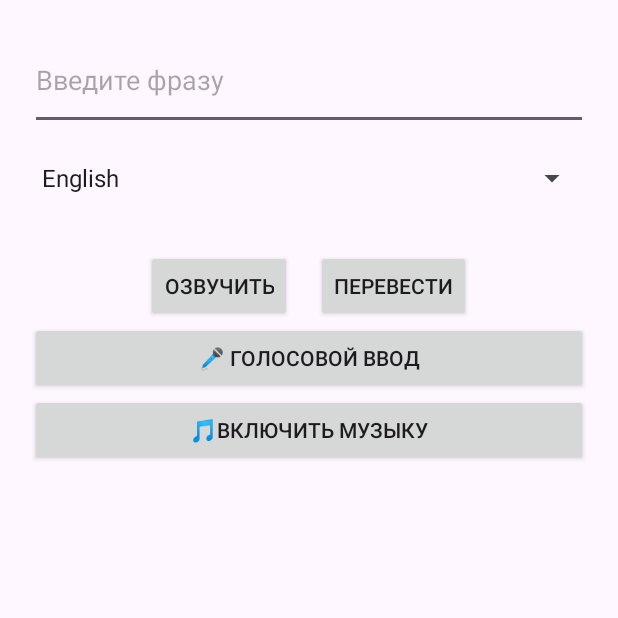
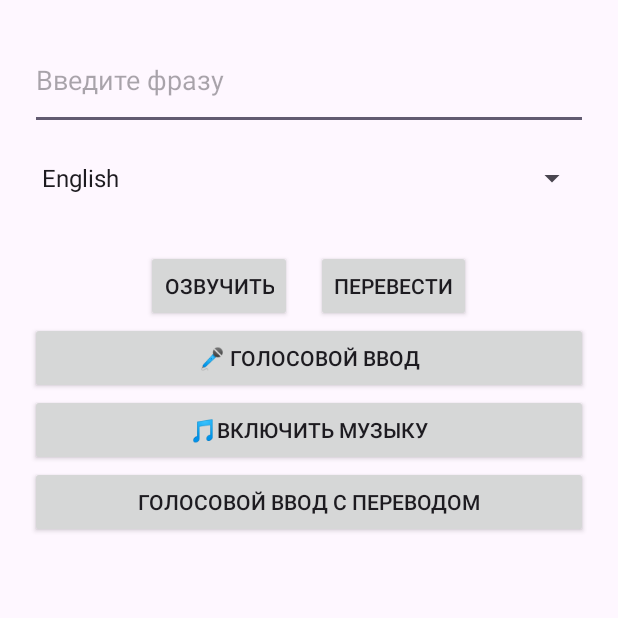
Before and after one commit to Yqshh/TextToSpeach, an Android app: the screen it shows after launch (MainActivity), after a tap on "ОЗВУЧИТЬ", on a phone screen of 412 x 824 dp, the top half of it. Run offline under Robolectric (Android 15) with nearby library versions, the phone set to English and light mode, and no system bars; libraries missing offline, so code that uses them is left out: com.google.mlkit.nl.

Commit message:
AutoVoiceTranslate

```diff
--- a/app/src/main/AndroidManifest.xml
+++ b/app/src/main/AndroidManifest.xml
@@ -20,6 +20,11 @@
                 <category android:name="android.intent.category.LAUNCHER" />
             </intent-filter>
         </activity>
+        <activity
+            android:name=".VoiceTranslateActivity"
+            android:exported="true"
+            android:label="Voice Translate"/>
+
     </application>
 
 </manifest>
--- a/app/src/main/java/com/example/texttospeach/MainActivity.java
+++ b/app/src/main/java/com/example/texttospeach/MainActivity.java
@@ -6,8 +6,6 @@ import android.media.MediaPlayer;
 import android.os.Bundle;
 import android.os.Handler;
 import android.speech.RecognizerIntent;
-import android.util.Log;
-import android.widget.ArrayAdapter;
 import android.widget.Button;
 import android.widget.EditText;
 import android.widget.Spinner;
@@ -31,12 +29,13 @@ public class MainActivity extends Activity {
     private Button translateButton;
     private Button toggleMusicButton;
     private Button voiceInputButton;
+    private Button voiceInputWithTranslateButton; // NEW: opens separate screen
     private EditText editText;
     private Spinner langSpinner;
     private TTSManager ttsManager;
     private MediaPlayer mediaPlayer;
-    private boolean isPlaying = false; // состояние музыки
-    private int lastPosition = 0;      // позиция воспроизведения
+    private boolean isPlaying = false;
+    private int lastPosition = 0;
 
     @Override
     protected void onCreate(Bundle savedInstanceState) {
@@ -48,41 +47,34 @@ public class MainActivity extends Activity {
         translateButton = findViewById(R.id.translate_btn);
         toggleMusicButton = findViewById(R.id.toggle_music);
         voiceInputButton = findViewById(R.id.voice_input_btn);
+        voiceInputWithTranslateButton = findViewById(R.id.voice_input_with_translate_btn); // ensure this id exists in layout
         langSpinner = findViewById(R.id.lang_spinner);
 
         ttsManager = new TTSManager();
 
-        // Инициализация MediaPlayer
+        // MediaPlayer init
         mediaPlayer = MediaPlayer.create(this, R.raw.music);
         mediaPlayer.setLooping(true);
         mediaPlayer.setVolume(0.3f, 0.3f);
 
-        // Озвучивание текста
+        // Speak text
         speakNowButton.setOnClickListener(v -> {
             String text = editText.getText().toString();
             String selectedLang = langSpinner.getSelectedItem().toString();
 
-            Locale locale;
-            if (selectedLang.equals("Русский")) {
-                locale = new Locale("ru", "RU");
-            } else {
-                locale = Locale.US;
-            }
-
+            Locale locale = selectedLang.equals("Русский") ? new Locale("ru", "RU") : Locale.US;
             ttsManager.init(MainActivity.this, locale);
 
-            new Handler().postDelayed(() -> {
-                ttsManager.speak(text);
-            }, 100);
+            new Handler().postDelayed(() -> ttsManager.speak(text), 100);
         });
 
-        // Перевод текста вручную
+        // Manual translate (kept working)
         translateButton.setOnClickListener(v -> {
             String text = editText.getText().toString();
             autoTranslateAndSpeak(text);
         });
 
-        // Управление музыкой одной кнопкой (с запоминанием позиции)
+        // Music toggle
         toggleMusicButton.setOnClickListener(v -> {
             if (mediaPlayer != null) {
                 if (isPlaying) {
@@ -99,10 +91,17 @@ public class MainActivity extends Activity {
             }
         });
 
-        // Голосовой ввод
+        // Voice input (kept working, but no auto-translation here)
         voiceInputButton.setOnClickListener(v -> startVoiceInput());
+
+        // NEW: Voice input with auto-translation opens separate activity
+        voiceInputWithTranslateButton.setOnClickListener(v -> {
+            Intent intent = new Intent(MainActivity.this, VoiceTranslateActivity.class);
+            startActivity(intent);
+        });
     }
 
+    // Voice input flow (no auto-translate here)
     private void startVoiceInput() {
         Intent intent = new Intent(RecognizerIntent.ACTION_RECOGNIZE_SPEECH);
         intent.putExtra(RecognizerIntent.EXTRA_LANGUAGE_MODEL,
@@ -117,6 +116,7 @@ public class MainActivity extends Activity {
         }
     }
 
+    // Result: only set text; do NOT auto-translate here
     @Override
     protected void onActivityResult(int requestCode, int resultCode, Intent data) {
         super.onActivityResult(requestCode, resultCode, data);
@@ -126,13 +126,12 @@ public class MainActivity extends Activity {
             if (result != null && !result.isEmpty()) {
                 String recognizedText = result.get(0);
                 editText.setText(recognizedText);
-                // сразу переводим и озвучиваем
-                autoTranslateAndSpeak(recognizedText);
+                // intentionally no autoTranslateAndSpeak() here
             }
         }
     }
 
-    // --- Автоматический перевод и озвучивание ---
+    // Manual translate + speak (kept in main screen for Translate button)
     private void autoTranslateAndSpeak(String text) {
         if (text == null || text.isEmpty()) return;
 
@@ -159,24 +158,19 @@ public class MainActivity extends Activity {
                     Translator translator = Translation.getClient(options);
 
                     translator.downloadModelIfNeeded()
-                            .addOnSuccessListener(unused -> {
-                                translator.translate(text)
-                                        .addOnSuccessListener(translatedText -> {
-                                            editText.setText(translatedText);
-                                            ttsManager.init(MainActivity.this, targetLocale);
-                                            ttsManager.speak(translatedText);
-                                        })
-                                        .addOnFailureListener(e -> {
-                                            editText.setText("Ошибка перевода: " + e.getMessage());
-                                        });
-                            })
-                            .addOnFailureListener(e -> {
-                                Toast.makeText(this, "Ошибка загрузки модели", Toast.LENGTH_SHORT).show();
-                            });
+                            .addOnSuccessListener(unused -> translator.translate(text)
+                                    .addOnSuccessListener(translatedText -> {
+                                        editText.setText(translatedText);
+                                        ttsManager.init(MainActivity.this, targetLocale);
+                                        ttsManager.speak(translatedText);
+                                    })
+                                    .addOnFailureListener(e ->
+                                            editText.setText("Ошибка перевода: " + e.getMessage())))
+                            .addOnFailureListener(e ->
+                                    Toast.makeText(this, "Ошибка загрузки модели", Toast.LENGTH_SHORT).show());
                 })
-                .addOnFailureListener(e -> {
-                    Toast.makeText(this, "Ошибка определения языка", Toast.LENGTH_SHORT).show();
-                });
+                .addOnFailureListener(e ->
+                        Toast.makeText(this, "Ошибка определения языка", Toast.LENGTH_SHORT).show());
     }
 
     @Override
--- a/app/src/main/res/layout/activity_main.xml
+++ b/app/src/main/res/layout/activity_main.xml
@@ -54,6 +54,13 @@
         android:layout_height="wrap_content"
         android:text="🎵Включить музыку"/>
 
+    <Button
+        android:id="@+id/voice_input_with_translate_btn"
+        android:layout_width="match_parent"
+        android:layout_height="wrap_content"
+        android:text="Голосовой ввод с переводом" />
+
+
 
 
 </LinearLayout>
```
Also changed, not shown: app/src/main/java/com/example/texttospeach/VoiceTranslateActivity.java (added, +125 -0 lines), app/src/main/res/layout/activity_voice_translate.xml (added, +30 -0 lines).
